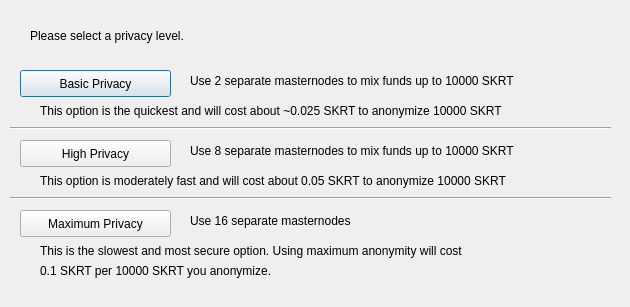
Before: the Qt Designer form src/qt/forms/obfuscationconfig.ui in undrxcoin/undrxcoin, drawn with Qt 5.
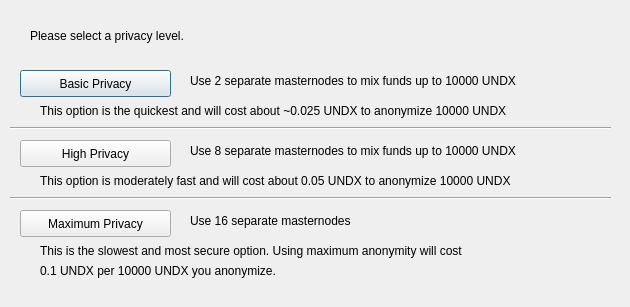
After: the same form once the commit is applied.

```diff
--- a/src/qt/forms/obfuscationconfig.ui
+++ b/src/qt/forms/obfuscationconfig.ui
@@ -75,7 +75,7 @@
     </rect>
    </property>
    <property name="text">
-    <string>Use 2 separate masternodes to mix funds up to 10000 SKRT</string>
+    <string>Use 2 separate masternodes to mix funds up to 10000 UNDX</string>
    </property>
   </widget>
   <widget class="QLabel" name="label_3">
@@ -88,7 +88,7 @@
     </rect>
    </property>
    <property name="text">
-    <string>Use 8 separate masternodes to mix funds up to 10000 SKRT</string>
+    <string>Use 8 separate masternodes to mix funds up to 10000 UNDX</string>
    </property>
   </widget>
   <widget class="QLabel" name="label_4">
@@ -114,7 +114,7 @@
     </rect>
    </property>
    <property name="text">
-    <string>This option is the quickest and will cost about ~0.025 SKRT to anonymize 10000 SKRT</string>
+    <string>This option is the quickest and will cost about ~0.025 UNDX to anonymize 10000 UNDX</string>
    </property>
   </widget>
   <widget class="QLabel" name="label_7">
@@ -127,7 +127,7 @@
     </rect>
    </property>
    <property name="text">
-    <string>This option is moderately fast and will cost about 0.05 SKRT to anonymize 10000 SKRT</string>
+    <string>This option is moderately fast and will cost about 0.05 UNDX to anonymize 10000 UNDX</string>
    </property>
   </widget>
   <widget class="QLabel" name="label_8">
@@ -153,7 +153,7 @@
     </rect>
    </property>
    <property name="text">
-    <string>0.1 SKRT per 10000 SKRT you anonymize.</string>
+    <string>0.1 UNDX per 10000 UNDX you anonymize.</string>
    </property>
   </widget>
   <widget class="Line" name="line">
```
